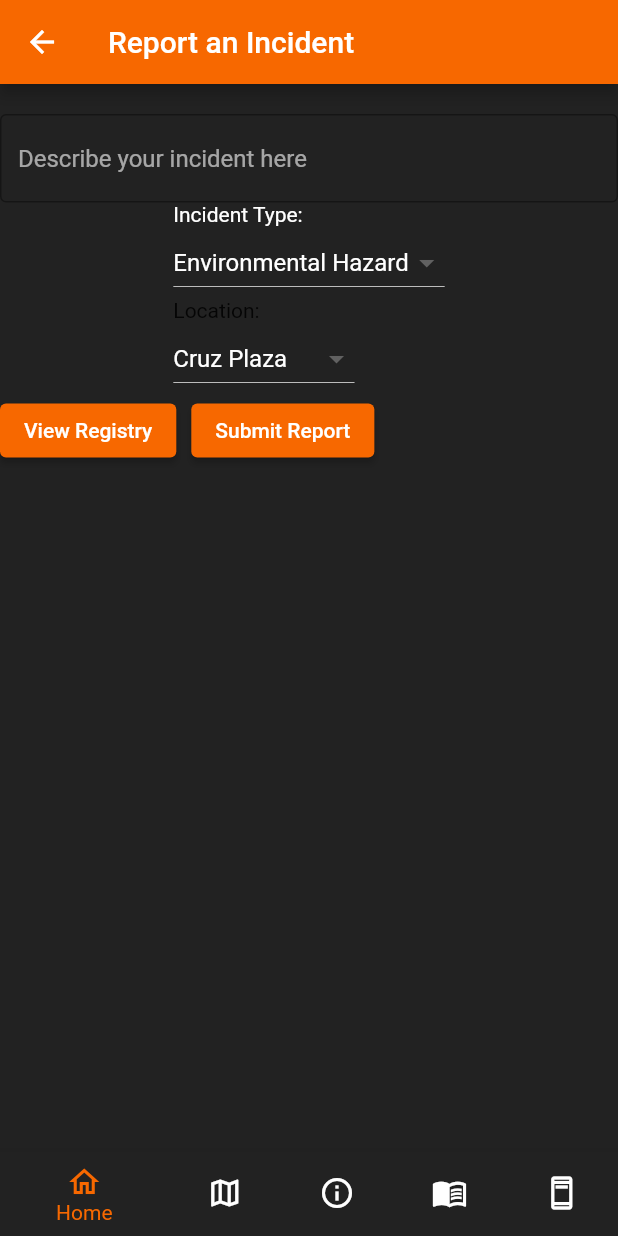
After one commit to Jacob2740/MercerSafe, a Flutter app: the ReportIncidentFeature screen opened by its route, item 4 of the bottom bar chosen, after a tap on "Back to Report", on a phone screen of 412 x 824 dp. The commit adds this screen. Run offline on Flutter 3.47's test engine with Material 2 defaults, Android fonts, the light colour scheme and no system bars; our stand-ins replace camera, cloud_firestore, firebase_core, firebase_storage, google_maps_flutter; missing offline and left inert: flutter_email_sender; accounts and stored records are empty; network calls fail.

Commit message:
added the registry and report incident feature

```diff
--- /dev/null
+++ b/lib/Registry.dart
@@ -0,0 +1,132 @@
+// ignore: file_names
+import 'colors_mercer_official.dart';
+import 'create_bottom_nav.dart';
+import 'package:flutter/material.dart';
+import 'package:firebase_core/firebase_core.dart';
+import 'package:cloud_firestore/cloud_firestore.dart';
+import 'firebase_options.dart';
+import 'package:firebase_storage/firebase_storage.dart';
+
+List<Widget> regisList = [];
+const int initialIndex=3;
+
+void loadReg() async {
+  regisList = await returnItemsList();
+}
+
+
+Future<List<Widget>> returnItemsList() async{
+  try {
+    Firebase.initializeApp(
+      options: DefaultFirebaseOptions.currentPlatform,
+    );
+  } catch (error) {
+    print("Error occurred with Firebase.");
+  }
+
+  print("Running Function");
+  CollectionReference reg = FirebaseFirestore.instance.collection('incidentLog');
+  final storageRef = FirebaseStorage.instance.ref();
+  final imgs = storageRef.child("img");
+  final johndoe = await imgs.child("johndoe.jpeg").getDownloadURL();
+    List<Column> containers= [];
+    QuerySnapshot registrySnapshot = await reg.get();
+    //QuerySnapshot registrySnapshot = await reg.collection("incidentLog");
+    //final allData = registrySnapshot.docs.map((doc) => doc.data()).toList();
+    for (QueryDocumentSnapshot doc in registrySnapshot.docs) {
+        // Access the data in each document
+        Map<String, dynamic> data = doc.data() as Map<String, dynamic>;
+        // Use the data as needed
+        // ignore: avoid_print
+        //print(data);
+
+        if(data["description"] != null){
+          containers.add(Column(
+          children: [
+            ///Container(height: 160, width: 90, child: Image.network(johndoe, fit: BoxFit.fill)),
+            Text("\n"),
+            Text("Description: ${data['description']}", style:TextStyle(color: mercerWhite)),
+            Text("Incident Type: ${data['incidentType']}", style:TextStyle(color: mercerWhite)),
+            Text("Location: ${data['location']}", style:TextStyle(color: mercerWhite)),
+            Text("\n"),
+            Text("------------------------------------------------------------------------------------------------", style:TextStyle(color: mercerWhite)),
+          ],
+          ));
+        }
+    }
+    return containers;
+  }
+
+class RegistryView extends StatefulWidget {
+  const RegistryView({super.key});
+
+  @override
+  Registry createState() {
+    return Registry();
+  }
+
+  }
+
+class Registry extends State<RegistryView>{
+  late BuildContext c;
+  bool loading = true;
+  @override
+  void initState() {
+      super.initState();
+      loadReg();
+
+    }
+
+    @override
+  void didChangeDependencies() {
+    super.didChangeDependencies();
+    build(context);
+  }
+
+
+  @override
+  Widget build(BuildContext context) {
+
+    Future.delayed(const Duration(milliseconds: 100)).then((_) {
+        setState(() {
+          loading = false;
+        });
+      });
+    c = context;
+    if (loading) return const CircularProgressIndicator();
+
+    return Scaffold(
+          appBar: AppBar(title: const Text("Registry")),
+          body: Column(
+          mainAxisSize: MainAxisSize.max,
+          children: [
+            Row(children: const <Widget>[
+              Padding(
+                  padding: EdgeInsets.fromLTRB(2, 2, 2,10),
+                  )
+            ]),
+            Expanded(child: Container(child: ListView(
+              children: regisList,
+              //returnItemsList() as List<Widget>,
+            ))),
+            Row(
+              children: [
+                Padding(
+                    padding: const EdgeInsets.fromLTRB(0, 0, 5, 0),
+                    child: ElevatedButton(
+                        onPressed: back, child: const Text("Back to Report"))),
+
+              ],
+            )
+          ],
+        ),
+        bottomNavigationBar: const bottomNav(initialIndex));
+
+
+  }
+  void back() {
+    Navigator.pop(c);
+  }
+
+
+}
--- a/lib/create_bottom_nav.dart
+++ b/lib/create_bottom_nav.dart
@@ -61,7 +61,7 @@ class _bottomNavState extends State<bottomNav> {
         Navigator.pushNamed(context, 'genSafetyInfo');
         break;
       case 3:
-        print("Go to registry log");
+        Navigator.pushNamed(context, 'registry');
         break;
       case 4:
         Navigator.pushNamed(context, 'callButton');
--- a/lib/home_screen.dart
+++ b/lib/home_screen.dart
@@ -34,7 +34,7 @@ class _MyHomePageState extends State<MyHomePage> {
                       width:300,
                       child: ElevatedButton(
                               child: const Text('Report an Incident', style:TextStyle(fontSize: 20)),
-                              onPressed:()=> print('***********OPEN REGISTRY********************'), //on pressed, switch to gen safety info screen
+                              onPressed:()=> Navigator.pushNamed(context, 'reportIncident'), //on pressed, switch to gen safety info screen
                   ))
                   ),
               Padding(
--- a/lib/main.dart
+++ b/lib/main.dart
@@ -6,6 +6,8 @@ import 'general_safety_info_screen.dart';
 import 'campus_map.dart';
 import 'emergency_call_button.dart';
 import 'package:flutter/services.dart';
+import 'report_incident.dart';
+import 'Registry.dart';
 
 void main() => runApp(const MyApp());
 
@@ -33,14 +35,19 @@ class MyApp extends StatelessWidget {
                   builder: (context) => const GenSafetyInfo());
             case 'safeJourney':
               return MaterialPageRoute(
-                  builder: (context) => SafeJourneyButton(),
-                  );
+                  builder: (context) => SafeJourneyButton());
             case 'campusMap':
               return MaterialPageRoute(
                   builder: (context) => const CampusMap());
             case 'callButton':
               return MaterialPageRoute(
-                  builder: (context) => const callButton(),
+                  builder: (context) => const callButton());
+            case 'registry':
+              return MaterialPageRoute(
+                  builder: (context) =>  RegistryView() );
+            case 'reportIncident':
+              return MaterialPageRoute(
+                  builder: (context) => ReportIncidentFeature(),
                   settings: settings);
           }
         }
--- /dev/null
+++ b/lib/report_incident.dart
@@ -0,0 +1,440 @@
+import 'package:cloud_firestore/cloud_firestore.dart';
+import 'dart:io';
+import 'colors_mercer_official.dart';
+import 'Registry.dart';
+import 'create_bottom_nav.dart';
+import 'package:flutter/material.dart';
+import 'package:flutter_email_sender/flutter_email_sender.dart';
+import 'package:firebase_core/firebase_core.dart';
+import 'firebase_options.dart';
+import 'package:camera/camera.dart';
+//import 'open_camera.dart';
+
+List<String> incidentTypes = [
+      "Environmental Hazard",
+      "Suspicious Person",
+      "Contraband",
+      "Conflict",
+      "Other"
+    ];
+    List<String> locations = [
+      "Cruz Plaza",
+      "Tarver Library",
+      "Gardens",
+      "Lofts",
+    ];
+String incidentType = incidentTypes.first;
+ String location = locations.first;
+void main() async {
+   WidgetsFlutterBinding.ensureInitialized();
+  await Firebase.initializeApp(
+    options: DefaultFirebaseOptions.currentPlatform,
+  );
+  runApp(const ReportIncidentFeature());
+}
+
+const String appTitle = 'Report an Incident';
+//List<String> reportInfo = ["none", "none", "none", "none", "none", "none"];
+
+
+class ReportIncidentFeature extends StatefulWidget {
+  const ReportIncidentFeature({Key? key}) : super(key: key);
+  @override
+  initState createState() {
+    // The createState method is used to create
+    // instances of mutable widgets
+
+    return initState();
+  }
+
+} // End of MyApp
+
+class initState extends State<ReportIncidentFeature>{
+  double padVal=20;
+  int initialIndex=0;
+
+  @override
+  Widget build(BuildContext context) {
+    return  Scaffold(
+            appBar: AppBar(title: const Text(appTitle)),
+            body: const ReportIncident(),
+            bottomNavigationBar: bottomNav(initialIndex));
+  }
+}
+class ReportIncident extends StatefulWidget {
+  const ReportIncident({Key? key}) : super(key: key);
+
+  @override
+  DisplayReportOptions createState() {
+    // The createState method is used to create
+    // instances of mutable widgets
+
+    return DisplayReportOptions();
+  }
+}
+// End of DisplayCounterRow
+
+/*class DisplayColumn extends StatelessWidget{
+  const DisplayColumn ({Key? key}): super(key: key);
+  Widget build(BuildContext context){
+    return DisplayReportOptions();
+  }
+}
+*/
+// ignore: camel_case_types
+class textRow1 extends StatelessWidget {
+  const textRow1({Key? key}) : super(key: key);
+
+  Widget build(BuildContext context) {
+    return Row(children: const <Widget>[
+      Padding(
+          padding: EdgeInsets.fromLTRB(2, 2, 2, 2),
+          child: Text(" "))
+    ]);
+  }
+}
+
+class OptionsRow extends StatefulWidget {
+  const OptionsRow({Key? key}) : super(key: key);
+  @override
+  DisplayOptions createState() {
+    return DisplayOptions();
+  }
+
+
+}
+
+class DisplayOptions extends State<OptionsRow> {
+
+    late List<DropdownMenuItem<String>> incidentMap = incidentTypes.map<DropdownMenuItem<String>>((String value) {
+              return DropdownMenuItem<String>(
+                value: value,
+                child: Text(value, style:TextStyle(color: mercerWhite)),
+              );
+            }).toList();
+
+    late List<DropdownMenuItem<String>> locationMap = locations.map<DropdownMenuItem<String>>((String value) {
+              return DropdownMenuItem<String>(
+                value: value,
+                child: Text(value, style:TextStyle(color: mercerWhite)),
+              );
+            }).toList();
+
+    @override
+    Widget build(BuildContext context) {
+      return Column(
+        mainAxisAlignment: MainAxisAlignment.start,
+        crossAxisAlignment: CrossAxisAlignment.start,
+        children: <Widget>[
+        Text("Incident Type: ", style:TextStyle(color: mercerWhite)),
+        DropdownButton(
+            value: incidentType,
+            items: incidentMap,
+            dropdownColor: mercerBlack,
+            onChanged: (String? s) {
+              setState(() {
+                incidentType = s!;
+              });
+            }),
+        const Text("Location: "),
+        DropdownButton(
+            value: location,
+            items: locationMap,
+            dropdownColor: mercerBlack,
+            onChanged: (String? s) {
+                setState((){
+                  location = s!;
+                });
+            })
+      ]);
+    }
+
+    String getIncidentType() {
+      return incidentType;
+    }
+
+    String getLocation() {
+      return location;
+    }
+}
+
+
+// ignore: must_be_immutable
+class ReportBox extends StatelessWidget {
+  ReportBox({Key? key}) : super(key: key);
+  String textValue = "";
+  @override
+  Widget build(BuildContext context) {
+    return Row(
+      children: [
+         Flexible(
+            child: TextField(
+                decoration: const InputDecoration(
+                  border: OutlineInputBorder(),
+                  hintText: 'Describe your incident here',
+                  hintStyle: TextStyle(color: Color.fromARGB(152, 255, 255, 255))
+                ),
+                onChanged: (String value) {
+                  textValue = value;
+                },
+                maxLines: null))
+      ],
+    );
+  }
+
+  String getValue() {
+    return textValue;
+  }
+}
+
+class DisplayReportOptions extends State<ReportIncident> {
+  ReportBox report = ReportBox();
+  OptionsRow options = const OptionsRow();
+
+
+  Future<CameraDescription> getCamera() async{
+    final cameras = await availableCameras();
+    final firstCamera = cameras.first;
+    return firstCamera;
+  }
+  @override
+  Widget build(BuildContext context){
+    {
+      //final CameraDescription myCam;
+      WidgetsFlutterBinding.ensureInitialized();
+      return FutureBuilder<CameraDescription>(
+          future: getCamera(),
+          builder: (context, snapshot) {
+            //final CameraDescription firstCamera=await getCamera();
+            if (snapshot.hasError) return Text('Error = ${snapshot.error}');
+            if (snapshot.connectionState == ConnectionState.waiting) {
+              return const Text("Loading");
+            }
+
+            return Column(
+              children: <Widget>[
+                const textRow1(),
+                report,
+                options,
+                /*ElevatedButton(
+                    onPressed: () => {TakePictureScreen(camera: snapshot.data!)},
+                    child: Text("Take Picture")), */
+                Row(children: <Widget>[
+                  Padding(
+                      padding: const EdgeInsets.fromLTRB(0, 0, 5, 0),
+                      child: ElevatedButton(
+                          onPressed: viewRegistry,
+                          child: const Text("View Registry"))),
+                  Padding(
+                      padding: const EdgeInsets.fromLTRB(5, 0, 5, 0),
+                      child: ElevatedButton(
+                          onPressed: sendReport,
+                          child: const Text("Submit Report")))
+                ])
+              ]
+              ,
+            );
+          });
+    }
+  }
+
+    // Row
+   // build
+
+//        CONTINUE ON NEXT PAGE
+  void sendReport() async {
+    String emailAddress = "mercersafeexample@gmail.com";
+    CollectionReference incidentLog = FirebaseFirestore.instance.collection('incidentLog');
+    Map<String, String> incidentReport = {
+        'description': report.getValue(),
+        'incidentType': incidentType,
+        'location': location
+    };
+    DocumentReference docVal = await incidentLog.add(incidentReport);
+
+    final Email send_email = Email(
+      body: "Location: $location\nIncident Type: $incidentType\nDescription: ${report.getValue()}",
+      subject: 'MercerSafe ]Incident Report',
+      recipients: [emailAddress],
+      isHTML: false
+    );
+
+    await FlutterEmailSender.send(send_email);
+    AlertDialog    alrtDialog = AlertDialog(
+        content: Text('Report Sent!', style: TextStyle(color: mercerBlack),));
+    // Display dialog
+    showDialog( context: context, builder: (context) {return alrtDialog;}); // builder);
+    //setState(() {});
+  }
+
+  void viewRegistry() {
+    setState(() {
+      Navigator.push(
+          context, MaterialPageRoute(builder: (context) => const RegistryView()));
+    });
+  }
+
+  /* void makeCam() {
+    setState(() {
+      makeCamera;
+    });
+  } */
+} // end of MyDisplayCounterState
+
+///////////////////////////////////////////////////////////////////////////
+
+/*Future<void> makeCamera() async {
+  // Ensure that plugin services are initialized so that `availableCameras()`
+  // can be called before `runApp()`
+  WidgetsFlutterBinding.ensureInitialized();
+
+  // Obtain a list of the available cameras on the device.
+  final cameras = await availableCameras();
+
+  // Get a specific camera from the list of available cameras.
+  final firstCamera = cameras.first;
+
+  runApp(
+    MaterialApp(
+      theme: ThemeData.dark(),
+      home: TakePictureScreen(
+        // Pass the appropriate camera to the TakePictureScreen widget.
+        camera: firstCamera,
+      ),
+    ),
+  );
+}
+
+// A screen that allows users to take a picture using a given camera.
+class TakePictureScreen extends StatefulWidget {
+  const TakePictureScreen({
+    super.key,
+    required this.camera,
+  });
+
+  final CameraDescription camera;
+
+  @override
+  TakePictureScreenState createState() => TakePictureScreenState();
+
+}
+
+class TakePictureScreenState extends State<TakePictureScreen> {
+  late CameraController _controller;
+  late Future<void> _initializeControllerFuture;
+
+  @override
+  void initState() {
+    super.initState();
+    print("TakePictureScreenState is running");
+    // To display the current output from the Camera,
+    // create a CameraController.
+    _controller = CameraController(
+      // Get a specific camera from the list of available cameras.
+      widget.camera,
+      // Define the resolution to use.
+      ResolutionPreset.medium,
+    );
+
+    // Next, initialize the controller. This returns a Future.
+    _initializeControllerFuture = _controller.initialize();
+  }
+
+  @override
+  void dispose() {
+    // Dispose of the controller when the widget is disposed.
+    _controller.dispose();
+    super.dispose();
+  }
+
+  @override
+  Widget build(BuildContext context) {
+    return Scaffold(
+      appBar: AppBar(title: const Text('Take a picture')),
+      // You must wait until the controller is initialized before displaying the
+      // camera preview. Use a FutureBuilder to display a loading spinner until the
+      // controller has finished initializing.
+      body: FutureBuilder<void>(
+        future: _initializeControllerFuture,
+        builder: (context, snapshot) {
+          if (snapshot.connectionState == ConnectionState.done) {
+            // If the Future is complete, display the preview.
+            return CameraPreview(_controller);
+          } else {
+            // Otherwise, display a loading indicator.
+            return const Center(child: CircularProgressIndicator());
+          }
+        },
+      ),
+      floatingActionButton: FloatingActionButton(
+        // Provide an onPressed callback.
+        onPressed: () async {
+          // Take the Picture in a try / catch block. If anything goes wrong,
+          // catch the error.
+          try {
+            // Ensure that the camera is initialized.
+            await _initializeControllerFuture;
+
+            // Attempt to take a picture and get the file `image`
+            // where it was saved.
+            final image = await _controller.takePicture();
+
+            if (!mounted) return;
+
+            // If the picture was taken, display it on a new screen.
+            await Navigator.of(context).push(
+              MaterialPageRoute(
+                builder: (context) => DisplayPictureScreen(
+                  // Pass the automatically generated path to
+                  // the DisplayPictureScreen widget.
+                  imagePath: image.path,
+                ),
+              ),
+            );
+          } catch (e) {
+            // If an error occurs, log the error to the console.
+            print(e);
+          }
+        },
+        child: const Icon(Icons.camera_alt),
+      ),
+    );
+  }
+}
+
+// A widget that displays the picture taken by the user.
+class DisplayPictureScreen extends StatelessWidget {
+  final String imagePath;
+
+  const DisplayPictureScreen({super.key, required this.imagePath});
+
+  @override
+  Widget build(BuildContext context) {
+    return Scaffold(
+      appBar: AppBar(title: const Text('Display the Picture')),
+      // The image is stored as a file on the device. Use the `Image.file`
+      // constructor with the given path to display the image.
+      body: Image.file(File(imagePath)),
+    );
+  }
+} */
+
+
+//Prototype "thank you" page
+/*class reportSubmitted extends StatelessWidget {
+  reportSubmitted({super.key});
+  late BuildContext c;
+  @override
+  Widget build(BuildContext context) {
+    c = context;
+    // TODO: implement build
+    return Scaffold(
+      appBar: AppBar(title: const Text("Report Submitted")),
+      body: Column(children: [
+        Text("Thank you for submitting the report."),
+        ElevatedButton(onPressed: () => Navigator.pop(context), child: Text("Back"))
+      ])
+    );
+  }
+
+} */
```
Also changed, not shown: pubspec.yaml (+9 -1 lines), lib/firebase_options.dart (added), pubspec.lock, 6 other files.
